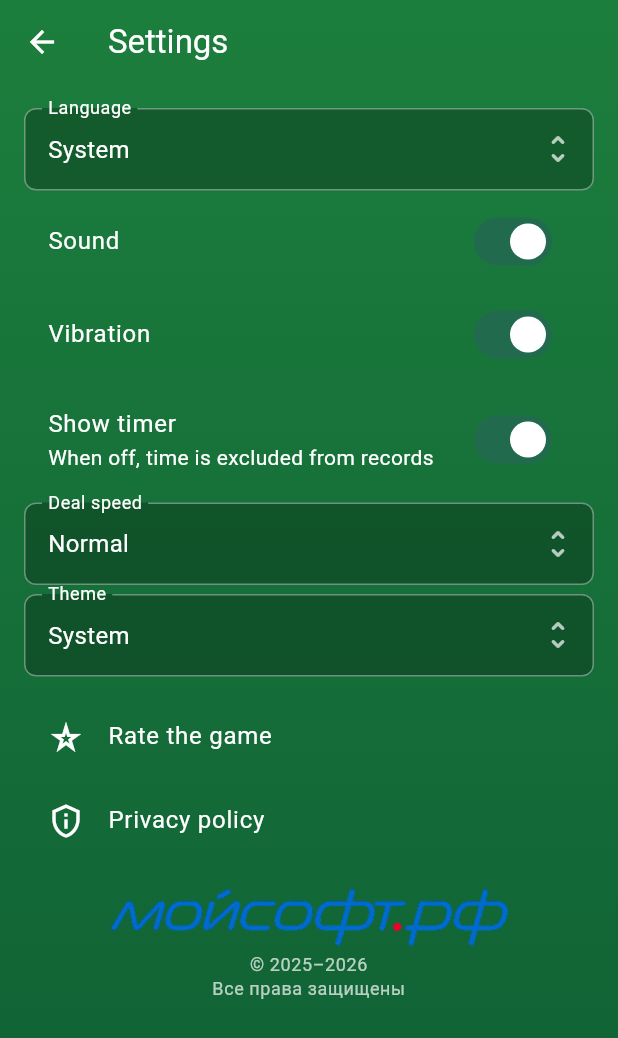
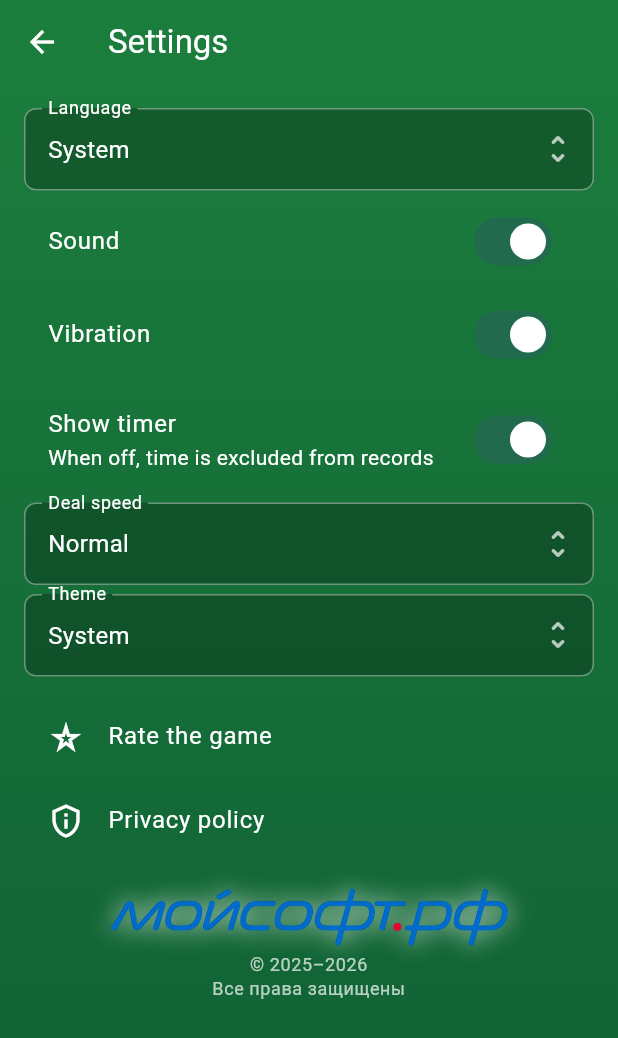
Before and after one commit to Betment76/Solitaire, a Flutter app: the SettingsScreen screen opened by its route, on a phone screen of 412 x 824 dp. Shown: the top 1038 px of the screen. Run offline on Flutter 3.47's test engine with Material 3 defaults, Android fonts, the phone set to English and light mode, and no system bars; our stand-ins replace audioplayers, flutter_riverpod, in_app_review, share_plus, shared_preferences; missing offline and left inert: appmetrica_plugin, flutter_rustore_review, flutter_rustore_update, in_app_update, yandex_mobileads; accounts and stored records are empty.

Commit message:
v1.2.7+16: белая тень (свечение по форме) у логотипа МойСофт в настройках

```diff
--- a/lib/shared/widgets/clickable_logo_widget.dart
+++ b/lib/shared/widgets/clickable_logo_widget.dart
@@ -1,3 +1,5 @@
+import 'dart:ui' show ImageFilter;
+
 import 'package:flutter/material.dart';
 import 'package:url_launcher/url_launcher.dart';
 
@@ -41,11 +43,30 @@ class ClickableLogoWidget extends StatelessWidget {
         children: [
           GestureDetector(
             onTap: _openUrl,
-            child: Image.asset(
-              logoAsset,
-              height: height,
-              fit: BoxFit.contain,
-              errorBuilder: (_, _, _) => SizedBox(height: height),
+            child: Stack(
+              alignment: Alignment.center,
+              clipBehavior: Clip.none,
+              children: [
+                // Белое свечение по форме логотипа: размытый белый силуэт
+                // под основным изображением — читается на тёмном сукне.
+                ImageFiltered(
+                  imageFilter: ImageFilter.blur(sigmaX: 8, sigmaY: 8),
+                  child: Image.asset(
+                    logoAsset,
+                    height: height,
+                    fit: BoxFit.contain,
+                    color: Colors.white.withValues(alpha: 0.9),
+                    colorBlendMode: BlendMode.srcIn,
+                    errorBuilder: (_, _, _) => const SizedBox.shrink(),
+                  ),
+                ),
+                Image.asset(
+                  logoAsset,
+                  height: height,
+                  fit: BoxFit.contain,
+                  errorBuilder: (_, _, _) => SizedBox(height: height),
+                ),
+              ],
             ),
           ),
           if (copyrightText != null && copyrightText!.isNotEmpty) ...[
--- a/pubspec.yaml
+++ b/pubspec.yaml
@@ -16,7 +16,7 @@ publish_to: 'none' # Remove this line if you wish to publish to pub.dev
 #https://developer.apple.com/library/archive/documentation/General/Reference/InfoPlistKeyReference/Articles/CoreFoundationKeys.html
 # In Windows, build-name is used as the major, minor, and patch parts
 # of the product and file versions while build-number is used as the build suffix.
-version: 1.2.6+15
+version: 1.2.7+16
 
 environment:
   sdk: ^3.9.0
```
Also changed, not shown: 1 other file.
